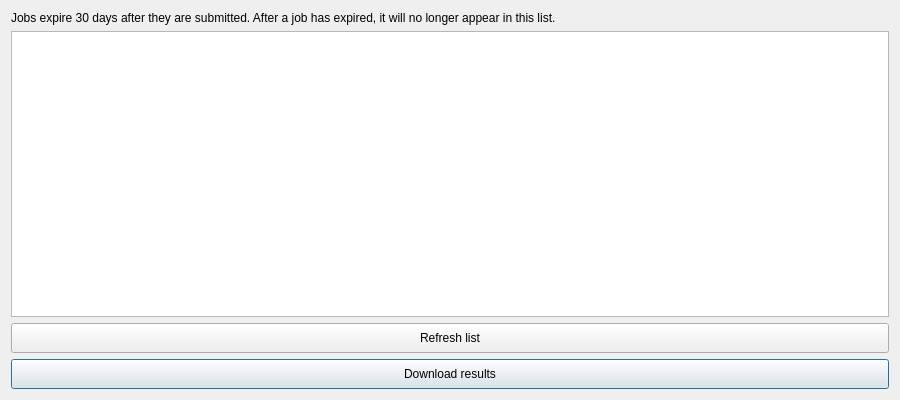
First picture: the form in LDMP/gui/DlgJobs.ui, repository ConservationInternational/trends.earth, before the edit.
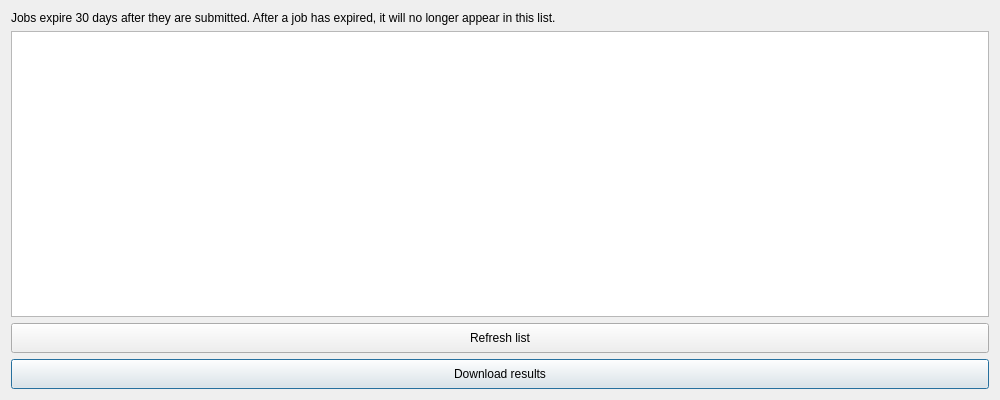
Second picture: the form after the edit.

Commit message: Clean up detail view in load data window.

The edit to the form file:
```diff
--- a/LDMP/gui/DlgJobs.ui
+++ b/LDMP/gui/DlgJobs.ui
@@ -6,7 +6,7 @@
    <rect>
     <x>0</x>
     <y>0</y>
-    <width>900</width>
+    <width>1000</width>
     <height>400</height>
    </rect>
   </property>
```
The commit also changes 4 other files.
